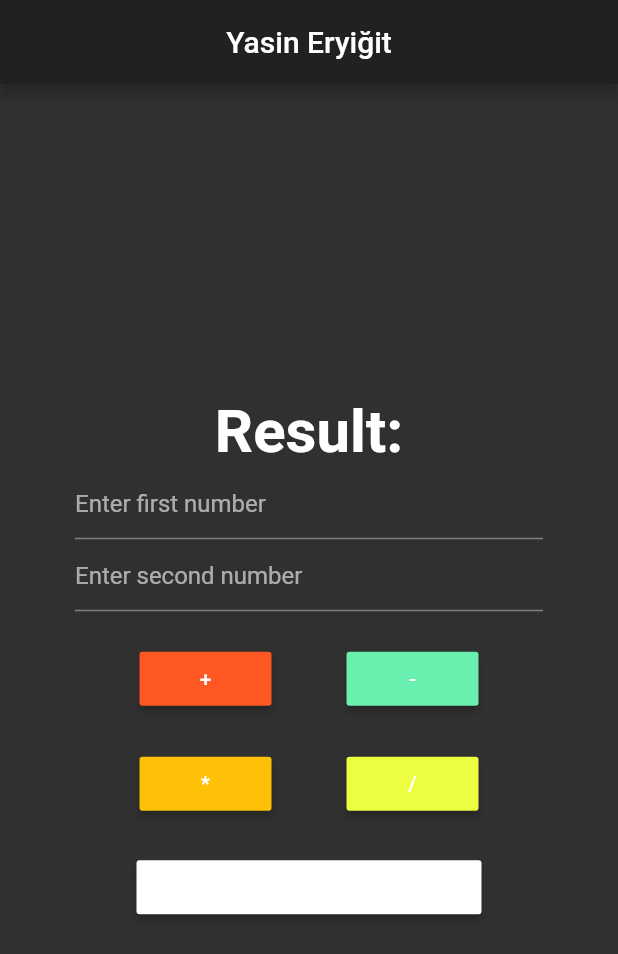
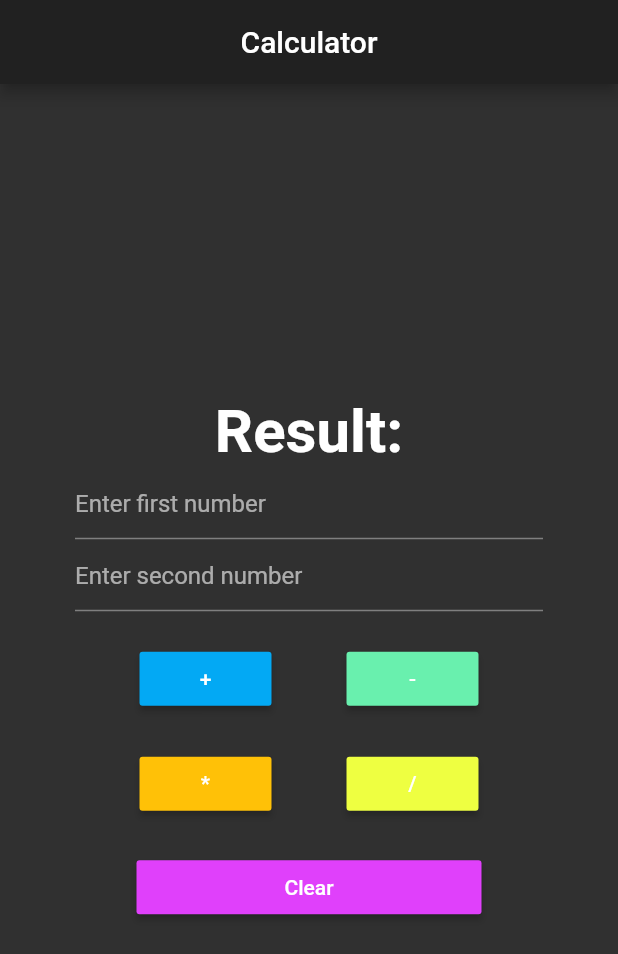
Before and after one commit to sancaryum/Calculator, a Flutter app: the screen it shows after launch, on a phone screen of 412 x 824 dp. Shown: the top 954 px of the screen. Run offline on Flutter 3.47's test engine with Material 2 defaults, Android fonts, the phone set to English and light mode, and no system bars.

Commit message:
Tittle changed

```diff
--- a/lib/main.dart
+++ b/lib/main.dart
@@ -61,7 +61,7 @@ class HomePageState extends State<HomePage> {
     return new Scaffold(
       appBar: new AppBar(
         centerTitle: true,
-        title: Text("Yasin Eryiğit"),
+        title: Text("Calculator"),
       ),
       body: Container(
         padding: EdgeInsets.all(50.0),
@@ -107,7 +107,7 @@ class HomePageState extends State<HomePage> {
                       });
                     },
                     child:Text("+"),
-                    color: Colors.deepOrange,
+                    color: Colors.lightBlue,
                   ),
                   Padding(
                     padding: EdgeInsets.all(25.0),
@@ -174,7 +174,7 @@ class HomePageState extends State<HomePage> {
                       });
                     },
                     child: Text("Clear"),
-                    color: Colors.white,
+                    color: Colors.purpleAccent,
                     minWidth: 230.0,
 
                   ),
```
